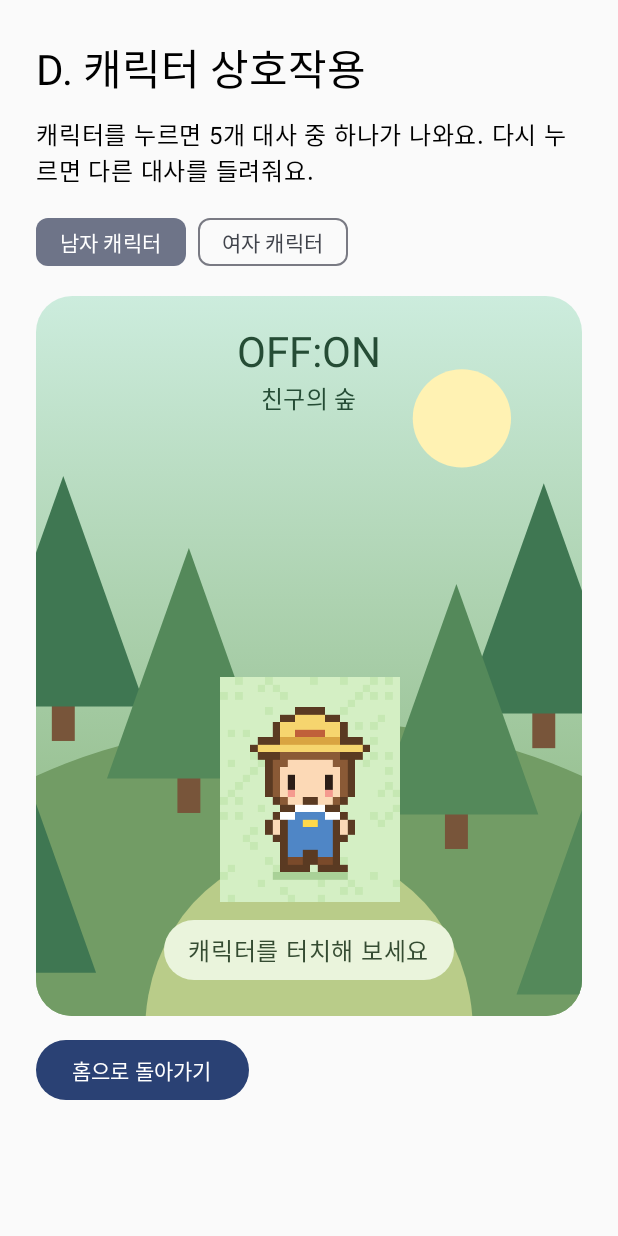
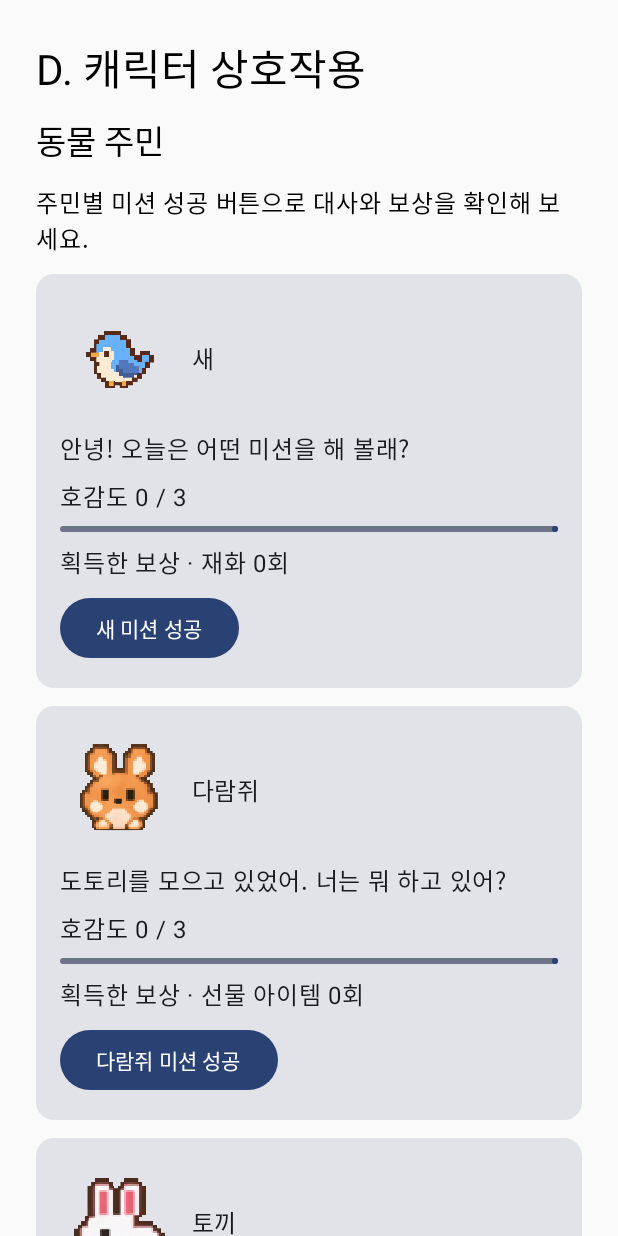
Before and after one commit to JaeeunChong/Digital_Detox_App, an Android app built with Jetpack Compose: the InteractionScreen screen opened through its navigation route, on a phone screen of 412 x 824 dp. Run offline under Robolectric (Android 15) with nearby library versions, the phone set to English and light mode, and no system bars.

Commit message:
feat: add animal resident reactions and rewards

```diff
--- a/app/src/main/java/com/team/digitaldetox/feature/interaction/InteractionScreen.kt
+++ b/app/src/main/java/com/team/digitaldetox/feature/interaction/InteractionScreen.kt
@@ -34,6 +34,12 @@ fun InteractionScreen(onBack: () -> Unit) {
         verticalArrangement = Arrangement.spacedBy(12.dp)
     ) {
         Text("D. 캐릭터 상호작용", style = MaterialTheme.typography.headlineMedium)
+        Text("동물 주민", style = MaterialTheme.typography.titleLarge)
+        Text("주민별 미션 성공 버튼으로 대사와 보상을 확인해 보세요.")
+        Resident.entries.forEach { resident ->
+            ResidentReactionCard(resident)
+        }
+        Text("메인 캐릭터", style = MaterialTheme.typography.titleLarge)
         Text("캐릭터를 누르면 5개 대사 중 하나가 나와요. 다시 누르면 다른 대사를 들려줘요.")
         Row(horizontalArrangement = Arrangement.spacedBy(8.dp)) {
             FilterChip(selected = character == "boy", onClick = { character = "boy" }, label = { Text("남자 캐릭터") })
--- /dev/null
+++ b/app/src/main/java/com/team/digitaldetox/feature/interaction/ResidentReactionCard.kt
@@ -0,0 +1,84 @@
+package com.team.digitaldetox.feature.interaction
+
+import androidx.annotation.DrawableRes
+import androidx.compose.foundation.Image
+import androidx.compose.foundation.layout.Arrangement
+import androidx.compose.foundation.layout.Column
+import androidx.compose.foundation.layout.Row
+import androidx.compose.foundation.layout.fillMaxWidth
+import androidx.compose.foundation.layout.padding
+import androidx.compose.foundation.layout.size
+import androidx.compose.material3.Button
+import androidx.compose.material3.Card
+import androidx.compose.material3.LinearProgressIndicator
+import androidx.compose.material3.MaterialTheme
+import androidx.compose.material3.Text
+import androidx.compose.runtime.Composable
+import androidx.compose.runtime.getValue
+import androidx.compose.runtime.mutableIntStateOf
+import androidx.compose.runtime.saveable.rememberSaveable
+import androidx.compose.runtime.setValue
+import androidx.compose.ui.Alignment
+import androidx.compose.ui.Modifier
+import androidx.compose.ui.res.painterResource
+import androidx.compose.ui.unit.dp
+import com.team.digitaldetox.R
+
+internal enum class Resident(
+    val displayName: String,
+    @get:DrawableRes val imageRes: Int,
+    val reward: String,
+    val greeting: String,
+    val missionLine: String,
+    val rewardLine: String,
+) {
+    BIRD("새", R.drawable.resident_bird, "재화", "안녕! 오늘은 어떤 미션을 해 볼래?",
+        "미션 성공 소식이 여기까지 들렸어!", "날아다니며 모은 재화야. 받아 줘!"),
+    SQUIRREL("다람쥐", R.drawable.resident_squirrel, "선물 아이템", "도토리를 모으고 있었어. 너는 뭐 하고 있어?",
+        "해냈구나! 네 소식을 들으니 기뻐.", "도토리 창고에 숨겨 둔 선물이야!"),
+    RABBIT("토끼", R.drawable.resident_rabbit, "호감도 보너스", "깡충! 오늘도 만나서 반가워.",
+        "한 걸음 더 나아갔네! 멋져.", "우리 더 친해졌네! 호감도 보너스를 줄게."),
+}
+
+private const val MissionsPerReward = 3
+
+@Composable
+internal fun ResidentReactionCard(resident: Resident) {
+    var completedMissions by rememberSaveable(resident.name) { mutableIntStateOf(0) }
+    val affinity = completedMissions % MissionsPerReward
+    val rewardCount = completedMissions / MissionsPerReward
+    val dialogue = when {
+        completedMissions == 0 -> resident.greeting
+        affinity == 0 -> resident.rewardLine
+        else -> resident.missionLine
+    }
+
+    Card(modifier = Modifier.fillMaxWidth()) {
+        Column(
+            modifier = Modifier.padding(16.dp),
+            verticalArrangement = Arrangement.spacedBy(8.dp),
+        ) {
+            Row(
+                verticalAlignment = Alignment.CenterVertically,
+                horizontalArrangement = Arrangement.spacedBy(8.dp),
+            ) {
+                Image(
+                    painter = painterResource(resident.imageRes),
+                    contentDescription = null,
+                    modifier = Modifier.size(80.dp),
+                )
+                Text(resident.displayName, style = MaterialTheme.typography.titleMedium)
+            }
+            Text(dialogue)
+            Text("호감도 $affinity / $MissionsPerReward")
+            LinearProgressIndicator(
+                progress = { affinity.toFloat() / MissionsPerReward },
+                modifier = Modifier.fillMaxWidth(),
+            )
+            Text("획득한 보상 · ${resident.reward} ${rewardCount}회")
+            Button(onClick = { completedMissions++ }) {
+                Text("${resident.displayName} 미션 성공")
+            }
+        }
+    }
+}
```
Also changed, not shown: app/src/main/res/drawable-nodpi/resident_bird.png (added), app/src/main/res/drawable-nodpi/resident_rabbit.png (added), app/src/main/res/drawable-nodpi/resident_squirrel.png (added).
